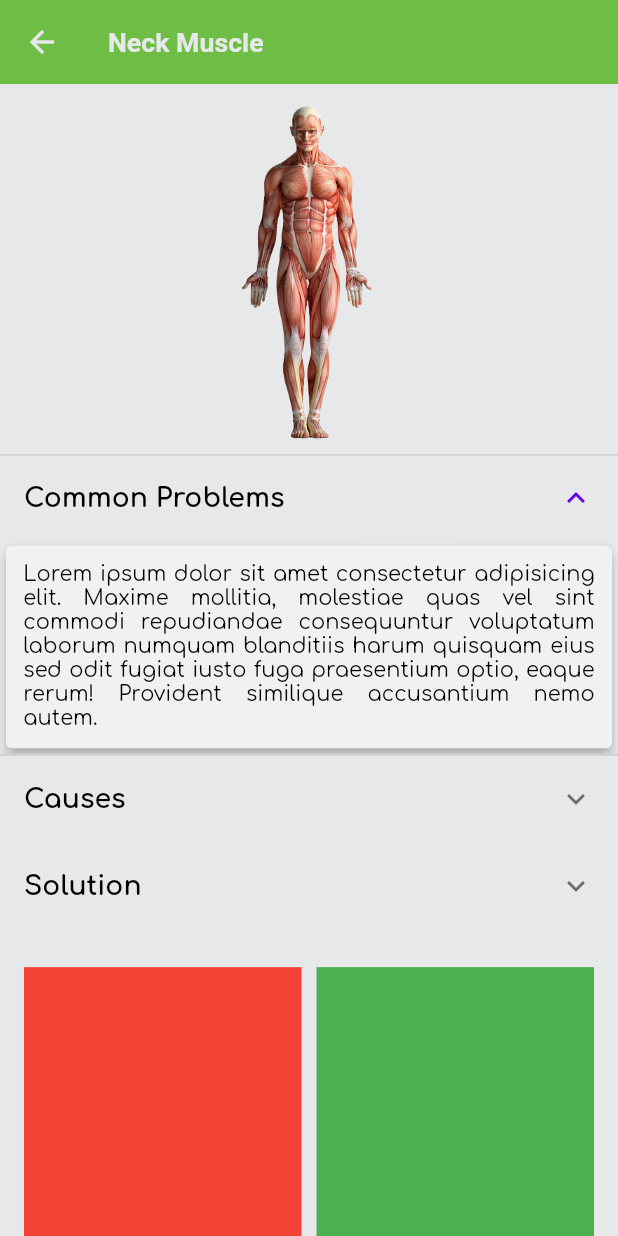
After one commit to rajesh2701/yogafx, a Flutter app: the ScreenDetails screen opened directly, after a tap on "Common Problems", on a phone screen of 412 x 824 dp. The commit adds this screen. Run offline on Flutter 3.47's test engine with Material 2 defaults, Android fonts, the phone set to English and light mode, and no system bars; our stand-ins replace cloud_firestore, csc_picker, firebase_auth, firebase_core, flutter_screenutil, flutter_settings_screens and 2 more; accounts and stored records are empty.

Commit message:
Details Screen Work

```diff
--- a/lib/model/routes.dart
+++ b/lib/model/routes.dart
@@ -35,6 +35,12 @@ appRoutes() => [
           middlewares: [MyMiddelware()],
           transition: Transition.zoom,
           transitionDuration: const Duration(milliseconds: 700)),
+      GetPage(
+          name: '/settings',
+          page: () => const ScreenSettings(),
+          middlewares: [MyMiddelware()],
+          transition: Transition.leftToRight,
+          transitionDuration: const Duration(milliseconds: 700)),
     ];
 
 class MyMiddelware extends GetMiddleware {
--- a/lib/model/utils/utils.dart
+++ b/lib/model/utils/utils.dart
@@ -24,6 +24,10 @@ TextStyle fontBlack15Style = TextStyle(
     color: AppColorsTheme.black, fontWeight: FontWeight.bold, fontSize: 20.sp);
 
 
+TextStyle fontWhite15Style = TextStyle(
+    color: AppColorsTheme.white, fontWeight: FontWeight.bold, fontSize: 20.sp);
+
+
 TextStyle fontError10Style = TextStyle(
     color: AppColorsTheme.red,
     fontWeight: FontWeight.bold,
--- a/lib/view/screens/home/screen_home.dart
+++ b/lib/view/screens/home/screen_home.dart
@@ -48,9 +48,7 @@ class ScreenHome extends StatelessWidget {
           ),
           IconButton(
             onPressed: () {
-              Get.to(() => const ScreenSettings(),
-                  duration: const Duration(milliseconds: 600),
-                  transition: Transition.leftToRight);
+              Get.toNamed('/settings');
             },
             icon: const Icon(Icons.settings),
             color: Colors.white,
@@ -77,11 +75,21 @@ class ScreenHome extends StatelessWidget {
 
   // ANATOMY IMAGE CONTAINDER
   Widget anatomyImageContainer(AppController controller) => Padding(
-        padding: const EdgeInsets.fromLTRB(10, 15, 10, 15),
+        padding: EdgeInsets.fromLTRB(10.w, 15.h, 10.w, 15.h),
         child: InteractiveViewer(
-          child: Image.asset(
-            controller.anatomyImage,
-            fit: BoxFit.fill,
+          child: InkWell(
+            onTap: () {
+              Get.to(
+                  () => const ScreenDetails(
+                        bodyPartName: 'Neck Muscle',
+                      ),
+                  transition: Transition.rightToLeftWithFade,
+                  duration: const Duration(milliseconds: 700));
+            },
+            child: Image.asset(
+              controller.anatomyImage,
+              fit: BoxFit.fill,
+            ),
           ),
         ),
       );
--- /dev/null
+++ b/lib/view/screens/pages/screen_details.dart
@@ -0,0 +1,88 @@
+import 'package:flutter/material.dart';
+import 'package:flutter_screenutil/flutter_screenutil.dart';
+import 'package:yogafx/model/model.dart';
+import 'package:yogafx/view/view.dart';
+
+class ScreenDetails extends StatelessWidget {
+  const ScreenDetails({super.key, required this.bodyPartName});
+
+  final String bodyPartName;
+
+  @override
+  Widget build(BuildContext context) {
+    return Scaffold(
+      appBar: AppBar(
+        title: Text(
+          bodyPartName,
+          style: fontWhite15Style,
+        ),
+      ),
+      body: SingleChildScrollView(
+        child: Column(
+          mainAxisAlignment: MainAxisAlignment.center,
+          children: [
+            Padding(
+              padding: EdgeInsets.all(8.w),
+              child: Image.asset(
+                AssetPath.muscleFront,
+                width: 390.w,
+                height: 260.h,
+                fit: BoxFit.contain,
+              ),
+            ),
+            const ExpansionTileWidget(
+              title: 'Common Problems',
+              childText:
+                  'Lorem ipsum dolor sit amet consectetur adipisicing elit. Maxime mollitia, molestiae quas vel sint commodi repudiandae consequuntur voluptatum laborum numquam blanditiis harum quisquam eius sed odit fugiat iusto fuga praesentium optio, eaque rerum! Provident similique accusantium nemo autem.',
+            ),
+            const ExpansionTileWidget(
+              title: 'Causes',
+              childText:
+                  'Lorem ipsum dolor sit amet consectetur adipisicing elit. Maxime mollitia, molestiae quas vel sint commodi repudiandae consequuntur voluptatum laborum numquam blanditiis harum quisquam eius sed odit fugiat iusto fuga praesentium optio, eaque rerum! Provident similique accusantium nemo autem.',
+            ),
+            const ExpansionTileWidget(
+              title: 'Solution',
+              childText:
+                  'Lorem ipsum dolor sit amet consectetur adipisicing elit. Maxime mollitia, molestiae quas vel sint commodi repudiandae consequuntur voluptatum laborum numquam blanditiis harum quisquam eius sed odit fugiat iusto fuga praesentium optio, eaque rerum! Provident similique accusantium nemo autem.',
+            ),
+            SizedBox(
+              height: 10.h,
+            ),
+            SizedBox(
+              height: 600.h,
+              child: GridView.extent(
+                primary: false,
+                padding: const EdgeInsets.all(16),
+                crossAxisSpacing: 10,
+                mainAxisSpacing: 10,
+                maxCrossAxisExtent: 200.0,
+                children: [
+                  Container(
+                    color: Colors.red,
+                    width: 100,
+                    height: 100,
+                  ),
+                  Container(
+                    color: Colors.green,
+                    width: 100,
+                    height: 100,
+                  ),
+                  Container(
+                    color: Colors.yellow,
+                    width: 100,
+                    height: 100,
+                  ),
+                  Container(
+                    color: Colors.teal,
+                    width: 100,
+                    height: 100,
+                  )
+                ],
+              ),
+            )
+          ],
+        ),
+      ),
+    );
+  }
+}
--- a/lib/view/view.dart
+++ b/lib/view/view.dart
@@ -17,3 +17,5 @@ export 'widgets/text_form_field.dart';
 export 'widgets/background_graphic.dart';
 export 'widgets/background_screen.dart';
 export 'widgets/checkbox_formfield.dart';
+export 'screens/pages/screen_details.dart';
+export 'widgets/expansion_tile.dart';
--- /dev/null
+++ b/lib/view/widgets/expansion_tile.dart
@@ -0,0 +1,34 @@
+import 'package:flutter/material.dart';
+import 'package:flutter_screenutil/flutter_screenutil.dart';
+import 'package:yogafx/model/model.dart';
+
+class ExpansionTileWidget extends StatelessWidget {
+  const ExpansionTileWidget(
+      {Key? key, required this.title, this.childText = ''})
+      : super(key: key);
+
+  final String title;
+  final String childText;
+
+  @override
+  Widget build(BuildContext context) {
+    return ExpansionTile(
+      title: Text(
+        title,
+        style: fontBlack15Style,
+      ),
+      children: [
+        Card(
+          elevation: 4.h,
+          child: Padding(
+            padding: EdgeInsets.all(12.w),
+            child: Text(
+              childText,
+              textAlign: TextAlign.justify,
+            ),
+          ),
+        )
+      ],
+    );
+  }
+}
```
